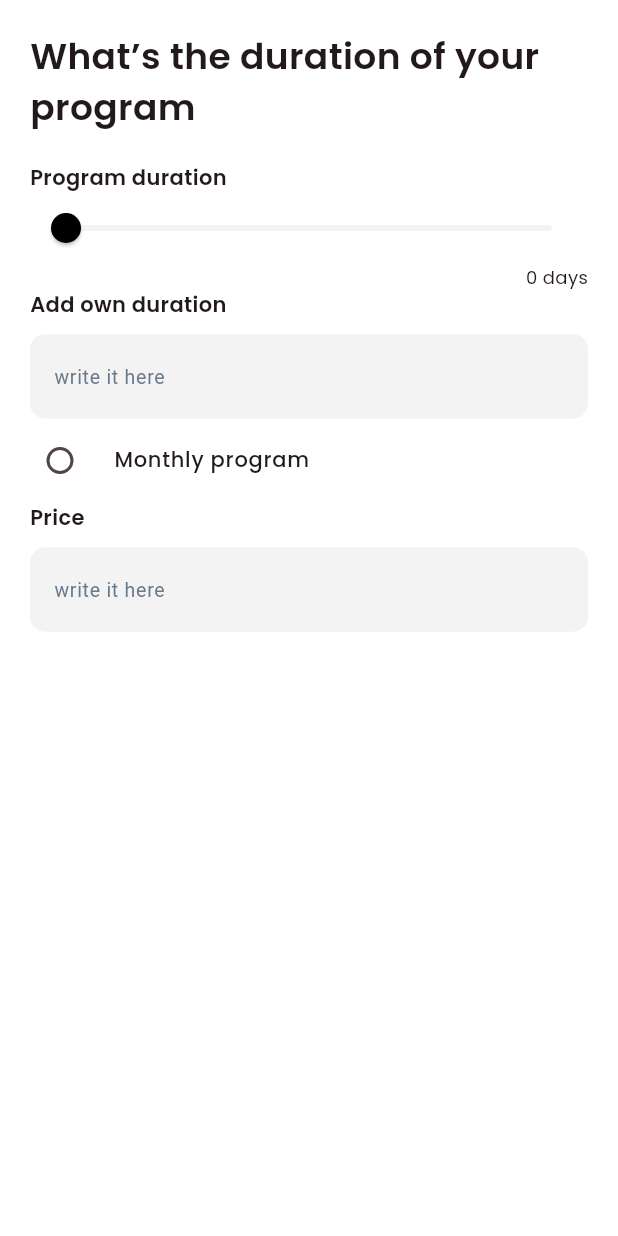
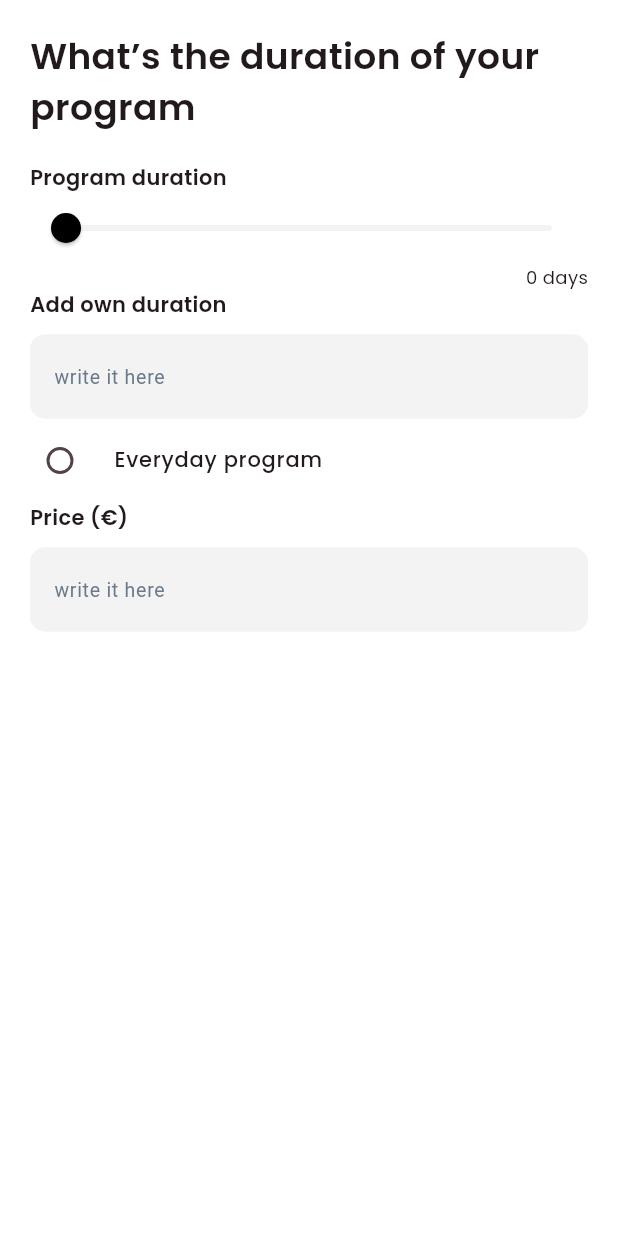
Before and after one commit to bilaalmustafa/musculo_app, a Flutter app: the DurationOfProgram screen opened directly, on a phone screen of 412 x 824 dp. Run offline on Flutter 3.47's test engine with Material 3 defaults, Android fonts, the phone set to English and light mode, and no system bars; our stand-ins replace carousel_slider, cloud_firestore, cloud_functions, firebase_auth, firebase_core, firebase_messaging and 18 more; missing offline and left inert: firebase_app_check, flutter_facebook_auth, flutter_stripe, pay, video_thumbnail; accounts and stored records are empty; project files that could hold a hidden picture were left out.

Commit message:
here the original code

```diff
--- a/lib/modules/auth/view_model/auth_view_model.dart
+++ b/lib/modules/auth/view_model/auth_view_model.dart
@@ -131,7 +131,7 @@ class AuthViewModel with ChangeNotifier {
         );
       }
 
-      Fluttertoast.showToast(msg: e.message ?? 'Something went wrong');
+      Fluttertoast.showToast(msg: e.details ?? 'Something went wrong');
       return null;
     } catch (e) {
       // Handle any other unexpected errors
--- a/lib/modules/bottom_navigation_bar/home_and_training_screens/screen/creator_mode/add_program/duration_of_program.dart
+++ b/lib/modules/bottom_navigation_bar/home_and_training_screens/screen/creator_mode/add_program/duration_of_program.dart
@@ -75,7 +75,7 @@ class _DurationOfProgramState extends State<DurationOfProgram> {
                     contentPadding: EdgeInsets.zero,
                     activeColor: Colors.black,
                     title: PoppinsText(
-                      text: "Monthly program",
+                      text: "Everyday program",
                       fontSize: Sizes.s14,
                       fontWeight: TextWeight.medium,
                     ),
@@ -88,7 +88,7 @@ class _DurationOfProgramState extends State<DurationOfProgram> {
                     },
                   ),
                   PoppinsText(
-                    text: "Price",
+                    text: "Price (€)",
                     fontSize: Sizes.s14,
                     fontWeight: TextWeight.semiBold,
                   ),
--- a/lib/modules/bottom_navigation_bar/home_and_training_screens/screen/user_mode/home_screen.dart
+++ b/lib/modules/bottom_navigation_bar/home_and_training_screens/screen/user_mode/home_screen.dart
@@ -5,8 +5,7 @@ import 'package:musculo_app/core/constants/const_colors.dart';
 import 'package:musculo_app/modules/bottom_navigation_bar/component/home_app_bar.dart';
 import 'package:musculo_app/modules/bottom_navigation_bar/home_and_training_screens/screen/creator_mode/creator_mode.dart';
 import 'package:musculo_app/modules/bottom_navigation_bar/home_and_training_screens/screen/user_mode/user_mode.dart';
-import 'package:musculo_app/modules/bottom_navigation_bar/programs_and_workout/bottom_navigation_view_model.dart';
-import 'package:provider/provider.dart';
+
 
 class HomeScreen extends StatefulWidget {
   final int initialTabIndex;
--- a/lib/modules/bottom_navigation_bar/programs_and_workout/user_screen/filter_screen.dart
+++ b/lib/modules/bottom_navigation_bar/programs_and_workout/user_screen/filter_screen.dart
@@ -1,5 +1,5 @@
 import 'package:flutter/material.dart';
-import 'package:fluttertoast/fluttertoast.dart';
+
 import 'package:musculo_app/components/custom_button.dart';
 import 'package:musculo_app/components/poppins_text.dart';
 import 'package:musculo_app/components/shared_appbar.dart';
```
Also changed, not shown: lib/modules/bottom_navigation_bar/profile/creator_profile_screens/informationtab.dart (+12 -13 lines).
